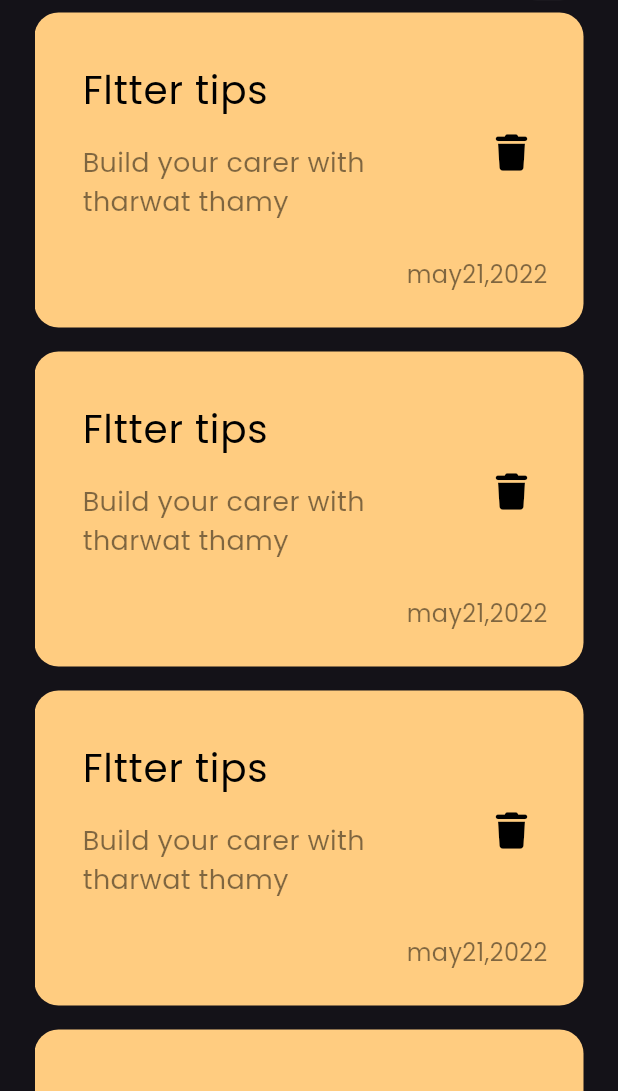
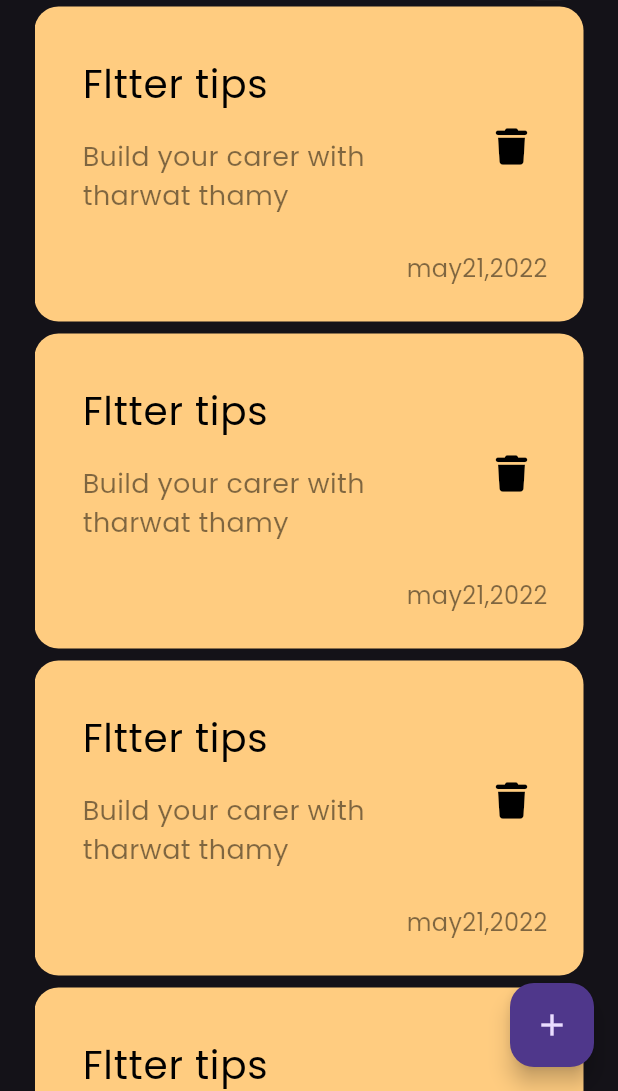
Before and after one commit to MoustafaMohamed1/notes_app, a Flutter app: the screen it shows after launch, on a phone screen of 412 x 824 dp, the part 145-1236 px from its top. Run offline on Flutter 3.47's test engine with Material 3 defaults, Android fonts, the phone set to English and light mode, and no system bars; our stand-ins replace font_awesome_flutter.

Commit message:
add floating actionbutton

```diff
--- a/lib/views/notes_view.dart
+++ b/lib/views/notes_view.dart
@@ -7,7 +7,8 @@ class NotesView extends StatelessWidget {
   @override
   Widget build(BuildContext context) {
     return Scaffold(
-      body:NotesViewBody(),
+      floatingActionButton: FloatingActionButton(onPressed: (){},child: Icon(Icons.add),),
+      body:const NotesViewBody(),
     );
   }
 }
--- a/lib/widgets/notes_list_view.dart
+++ b/lib/widgets/notes_list_view.dart
@@ -4,12 +4,14 @@ import 'custom_note_item.dart';
 
 class NotesListView extends StatelessWidget {
   const NotesListView({super.key});
+  final data = const [
 
+  ];
   @override
   Widget build(BuildContext context) {
     return ListView.builder(itemBuilder: (context, index) {
-      return Padding(
-          padding: EdgeInsets.symmetric(vertical: 8), child: NoteItem());
+      return const Padding(
+          padding: EdgeInsets.symmetric(vertical: 4), child: NoteItem());
     });
   }
 }
```
